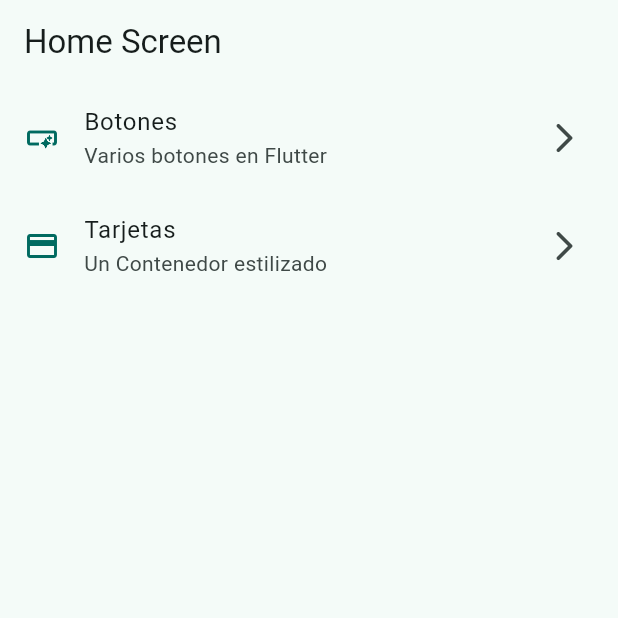
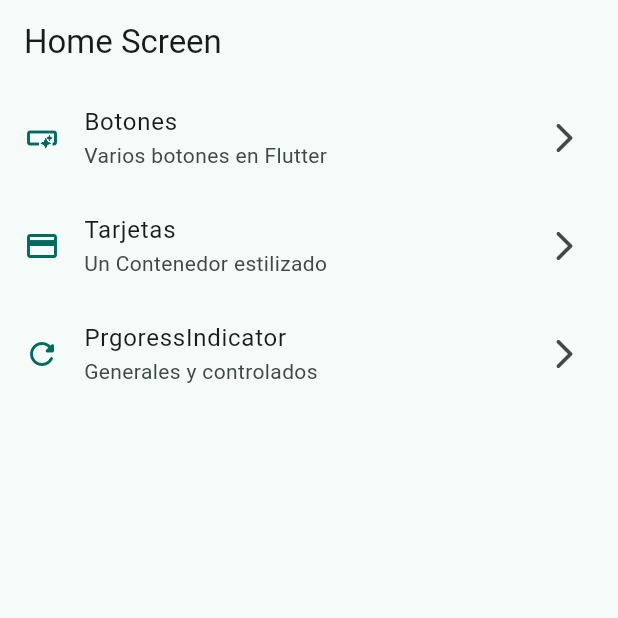
Before and after one commit to noisygott/widgets_app, a Flutter app: the screen it shows after launch, on a phone screen of 412 x 824 dp, the top half of it. Run offline on Flutter 3.47's test engine with Material 3 defaults, Android fonts, the phone set to English and light mode, and no system bars; our stand-ins replace go_router.

Commit message:
profress indicator terminado

```diff
--- a/lib/config/menu/menu_items.dart
+++ b/lib/config/menu/menu_items.dart
@@ -30,4 +30,10 @@ const List<MenuItem> appMenuItems = [
     icon: Icons.credit_card
   ),
 
+  MenuItem(
+    title: 'PrgoressIndicator',
+    subTitle: 'Generales y controlados',
+    link: '/progress',
+    icon: Icons.refresh_rounded
+  ),
 ];
--- a/lib/config/router/app_router.dart
+++ b/lib/config/router/app_router.dart
@@ -25,5 +25,10 @@ final appRouter = GoRouter(
       builder: (context, state) => CardsScreen(),
     ),
 
+    GoRoute(
+      path: '/progress',
+      name: ProgressScreen.name,
+      builder: (context, state) => ProgressScreen(),
+    ),
   ],
 );
```
Also changed, not shown: lib/presentation/screens/progress/progress_screen.dart (+63 -1 lines).
